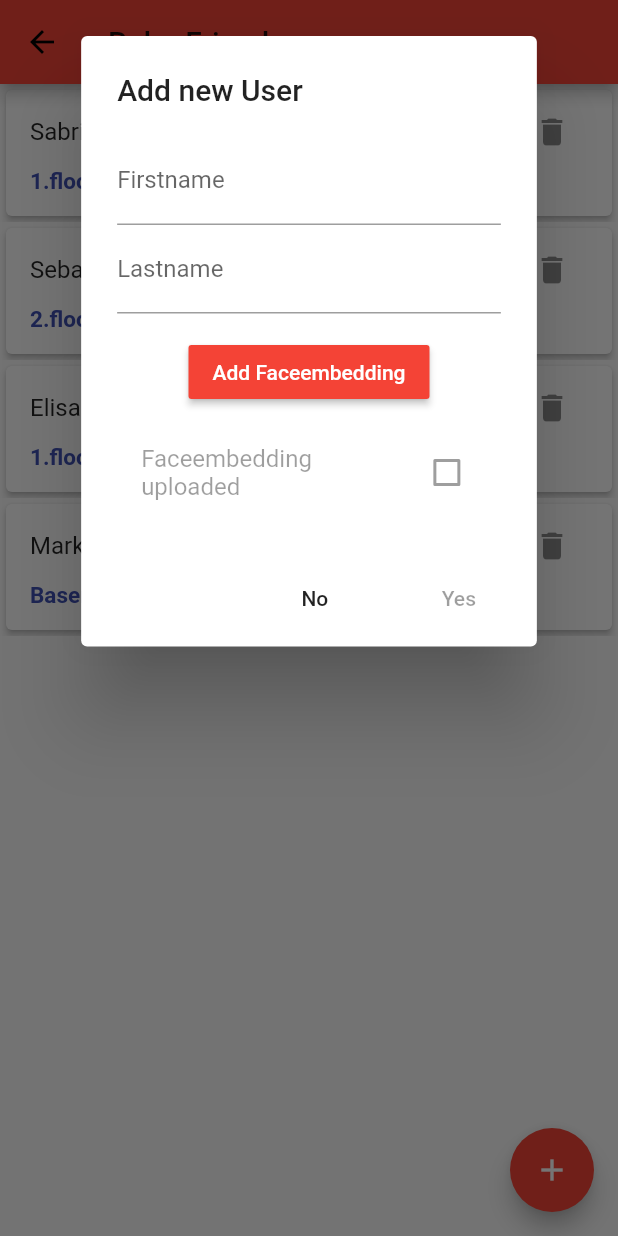
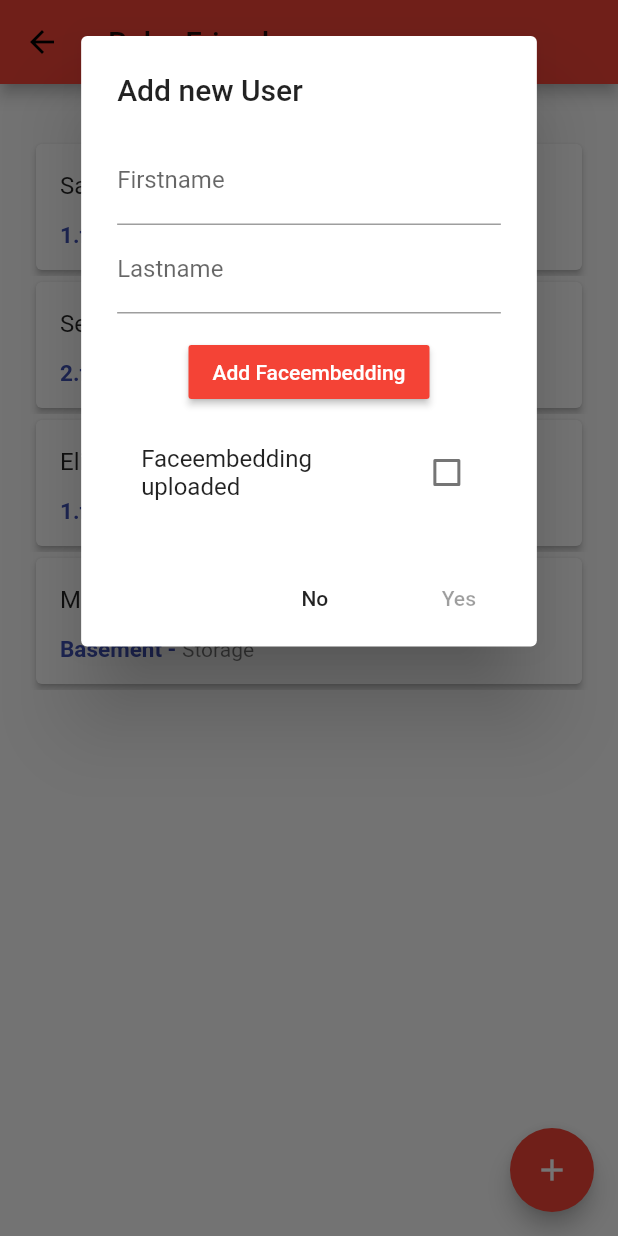
Before and after one commit to FloforPresident/projektarbeit, a Flutter app: the Friends screen opened by its route, after a tap on the "add" icon, on a phone screen of 412 x 824 dp. Run offline on Flutter 3.47's test engine with Material 2 defaults, Android fonts, the light colour scheme and no system bars; our stand-ins replace sqflite; accounts and stored records are empty; network calls fail.

Commit message:
Upgrade flutter & start with add friends logic

```diff
--- a/FlutterApp/turtlebot/lib/pages/friends.dart
+++ b/FlutterApp/turtlebot/lib/pages/friends.dart
@@ -1,5 +1,7 @@
 import 'package:flutter/material.dart';
 import 'package:turtlebot/frameworks/onDelete/on_delete.dart';
+
+import 'package:turtlebot/main.dart';
 
 class Friends extends StatelessWidget {
   _ControllerFriends controller;
@@ -15,7 +17,22 @@ class Friends extends StatelessWidget {
         title: Text("Robo Friends"),
         backgroundColor: controller.colorTheme,
       ),
-      body: AnimatedList(
+      body: Padding(
+          padding: const EdgeInsets.all(20),
+          child: Column(
+            crossAxisAlignment: CrossAxisAlignment.start,
+            children: <Widget>[
+              // TextField(
+              //     controller: _controller,
+              //     decoration: InputDecoration(labelText: 'Tryout Websocket')),
+              StreamBuilder(
+                stream: MyApp.channels['friends'].stream,
+                builder: (context, snapshot) {
+                  return Text(snapshot.hasData ? '${snapshot.data}' : '');
+                },
+              ),
+              AnimatedList(
+                shrinkWrap: true,
                 key: controller.key,
                 initialItemCount: controller.items.length,
                 itemBuilder: (context, index, animation) {
@@ -23,12 +40,17 @@ class Friends extends StatelessWidget {
                       context, controller.items[index], animation, index);
                 },
               ),
+            ],
+          )),
       floatingActionButton: FloatingActionButton(
         child: Icon(Icons.add),
         foregroundColor: Colors.white,
         backgroundColor: controller.colorTheme,
         onPressed: () {
           controller.addItem(context);
+          // if (_controller.text.isNotEmpty) {
+          //   MyApp.channels['friends'].sink.add(_controller.text);
+          // }
         },
       ),
     );
@@ -36,6 +58,7 @@ class Friends extends StatelessWidget {
 }
 
 class _ControllerFriends {
+  TextEditingController _firstname, _lastname = TextEditingController();
   final GlobalKey<AnimatedListState> _key = GlobalKey();
   final Color _colorTheme;
   List<List> _items;
@@ -129,6 +152,8 @@ class _ControllerFriends {
   }
 
   void addItem(BuildContext context) {
+    bool uploadedImage = false;
+
     showDialog(
       barrierDismissible: true,
       context: context,
@@ -139,9 +164,11 @@ class _ControllerFriends {
             children: <Widget>[
               TextField(
                 decoration: InputDecoration(labelText: "Firstname"),
+                controller: _firstname,
               ),
               TextField(
                 decoration: InputDecoration(labelText: "Lastname"),
+                controller: _firstname,
               ),
               Container(
                 margin: EdgeInsets.all(15),
@@ -154,7 +181,12 @@ class _ControllerFriends {
               ),
               CheckboxListTile(
                 title: Text("Faceembedding uploaded"),
-                value: false,
+                value: uploadedImage,
+                onChanged: (bool value) {
+                  setState() {
+                    uploadedImage = value;
+                  }
+                },
               )
             ],
           ),
@@ -165,7 +197,16 @@ class _ControllerFriends {
                 Navigator.of(context).pop();
               },
             ),
-            FlatButton(child: Text("Yes")),
+            FlatButton(
+              child: Text("Yes"),
+              // onPressed: () {
+              //   if (_firstname.text.isNotEmpty &&
+              //       _lastname.text.isNotEmpty &&
+              //       uploadedImage == true) {
+              //     MyApp.channels['friends'].sink.add(_firstname.text);
+              //   }
+              // },
+            ),
           ],
         ),
       ),
```
Also changed, not shown: FlutterApp/turtlebot/lib/pages/robos.dart (+1 -7 lines), FlutterApp/turtlebot/pubspec.lock. Lines whose indentation alone changed are shown as unchanged.
